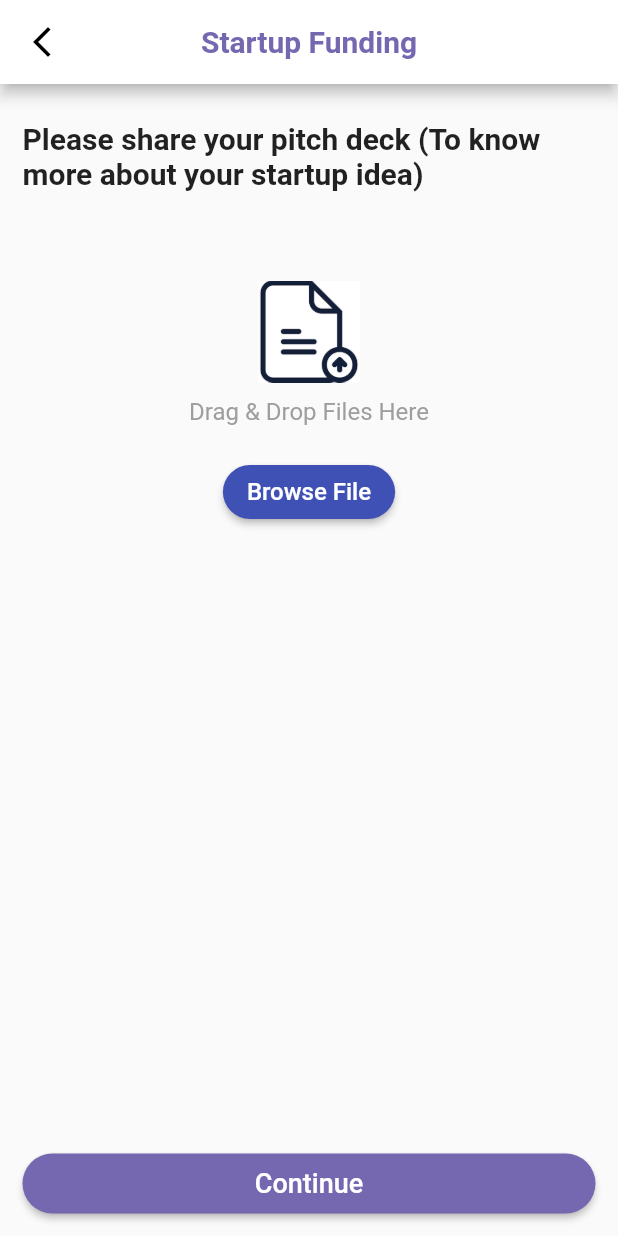
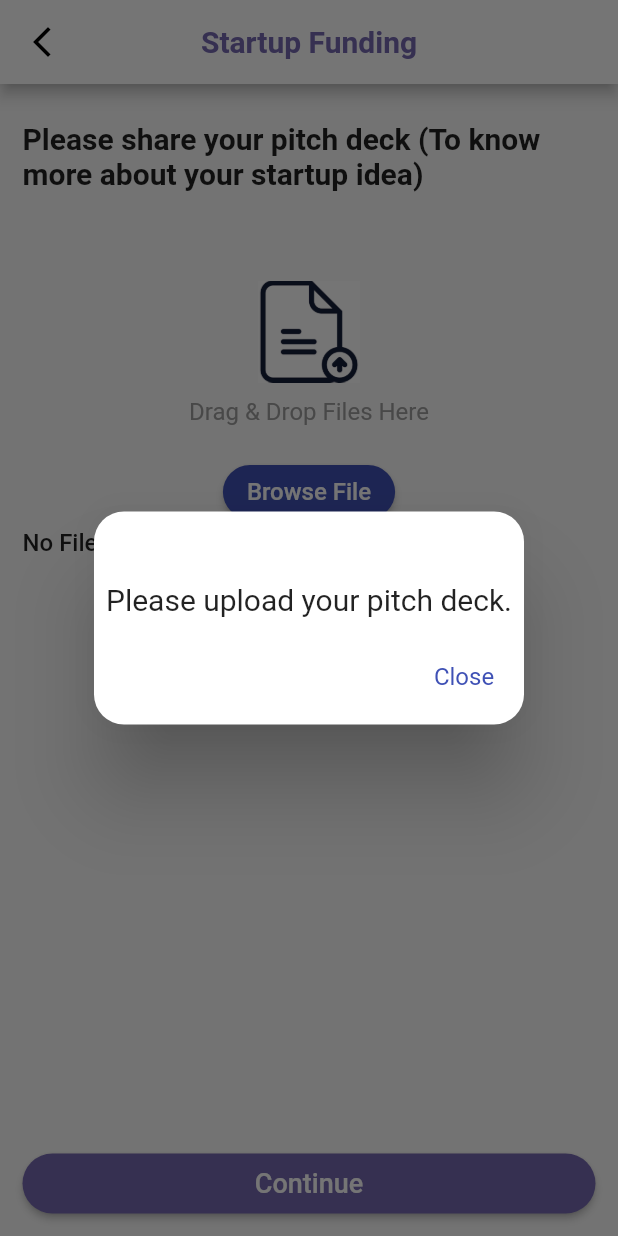
Before and after one commit to harshbhalala-04/StartupFundingApp-SDP, a Flutter app: the PitchDeckScreen screen opened directly, after a tap on "Continue", on a phone screen of 412 x 824 dp. Run offline on Flutter 3.47's test engine with Material 2 defaults, Android fonts, the light colour scheme and no system bars; our stand-ins replace cloud_firestore, dropdown_search, file_picker, firebase_auth, firebase_core, firebase_storage and 2 more; missing offline and left inert: flutter_otp; accounts and stored records are empty; Roboto replaces fonts that are missing (Cabin).

Commit message:
Pitch deck upload completed

```diff
--- a/lib/screens/startup/startup_onboarding_screen/pitch_deck_screen.dart
+++ b/lib/screens/startup/startup_onboarding_screen/pitch_deck_screen.dart
@@ -1,17 +1,70 @@
 // ignore_for_file: prefer_const_constructors
 
+import 'dart:io';
+import 'package:firebase_storage/firebase_storage.dart';
+import 'package:path/path.dart' as p;
+import 'package:file_picker/file_picker.dart';
 import 'package:flutter/material.dart';
 import 'package:get/get.dart';
+import 'package:startupfunding/database/database.dart';
+import 'package:startupfunding/screens/startup/startup_home_screen.dart';
+import 'package:startupfunding/widgets/alert_dialogue.dart';
 import 'package:startupfunding/widgets/bottom_navigation_button.dart';
 import 'package:startupfunding/widgets/onboarding_app_bar.dart';
 
-class PitchDeckScreen extends StatelessWidget {
+class PitchDeckScreen extends StatefulWidget {
   const PitchDeckScreen({Key? key}) : super(key: key);
 
-  checkData(){}
+  @override
+  State<PitchDeckScreen> createState() => _PitchDeckScreenState();
+}
+
+class _PitchDeckScreenState extends State<PitchDeckScreen> {
+  File? file;
+  UploadTask? task;
+
+  checkData() {
+    uploadFile();
+  }
+
+  Future selectFile() async {
+    final result = await FilePicker.platform.pickFiles(allowMultiple: false);
+
+    if (result == null) return;
+    final path = result.files.single.path;
+
+    setState(() {
+      file = File(path!);
+    });
+  }
+
+  Future uploadFile() async {
+    if (file == null) {
+      createAlertDialogue("Please upload your pitch deck.");
+      return;
+    }
+
+    final fileName = p.basename(file!.path);
+    final destination = 'files/$fileName';
+
+    task = DataBase.uploadFile(destination, file!);
+    setState(() {});
+
+    if (task == null) return;
+
+    final snapshot = await task!.whenComplete(() {});
+    final urlDownload = await snapshot.ref.getDownloadURL();
+
+    print('Download-Link: $urlDownload');
+
+    DataBase().addPitchDeckUrl(urlDownload);
+
+    Get.to(StartupHomeScreen());
+  }
 
   @override
   Widget build(BuildContext context) {
+    final fileName = file != null ? p.basename(file!.path) : 'No File selected';
     return Scaffold(
       appBar: AppBar(
         backgroundColor: Colors.white,
@@ -47,9 +100,14 @@ class PitchDeckScreen extends StatelessWidget {
               height: 60,
             ),
             Center(
-              child: Image.asset("assets/upload.png", height: 68,),
+              child: Image.asset(
+                "assets/upload.png",
+                height: 68,
+              ),
             ),
-            SizedBox(height: 10,),
+            SizedBox(
+              height: 10,
+            ),
             Center(
               child: Text(
                 'Drag & Drop Files Here',
@@ -60,10 +118,14 @@ class PitchDeckScreen extends StatelessWidget {
                 ),
               ),
             ),
-            SizedBox(height: 20,),
+            SizedBox(
+              height: 20,
+            ),
             Center(
               child: ElevatedButton(
-                onPressed: () {},
+                onPressed: () {
+                  selectFile();
+                },
                 child: Text(
                   'Browse File',
                   style: TextStyle(
@@ -75,12 +137,45 @@ class PitchDeckScreen extends StatelessWidget {
                   ),
                 ),
               ),
-            )
+            ),
+            Text(
+              fileName,
+              style: TextStyle(
+                  fontSize: 16,
+                  fontWeight: FontWeight.w500,
+                  fontFamily: "Cabin"),
+            ),
+            SizedBox(
+              height: 5,
+            ),
+            task != null ? buildUploadStatus(task!) : Container()
           ],
         ),
-
       ),
       bottomNavigationBar: BottomNavigationButton(checkData: checkData),
     );
   }
 }
+
+Widget buildUploadStatus(UploadTask task) => StreamBuilder<TaskSnapshot>(
+      stream: task.snapshotEvents,
+      builder: (context, snapshot) {
+        if (snapshot.hasData) {
+          final snap = snapshot.data!;
+          final progress = snap.bytesTransferred / snap.totalBytes;
+          final percentage = (progress * 100).toStringAsFixed(2);
+
+          return Center(
+            child: Text(
+              '$percentage %',
+              style: TextStyle(
+                  fontSize: 20,
+                  fontWeight: FontWeight.bold,
+                  fontFamily: "Cabin"),
+            ),
+          );
+        } else {
+          return Container();
+        }
+      },
+    );
```
Also changed, not shown: lib/database/database.dart (+33 -0 lines), lib/main.dart (+20 -19 lines).
